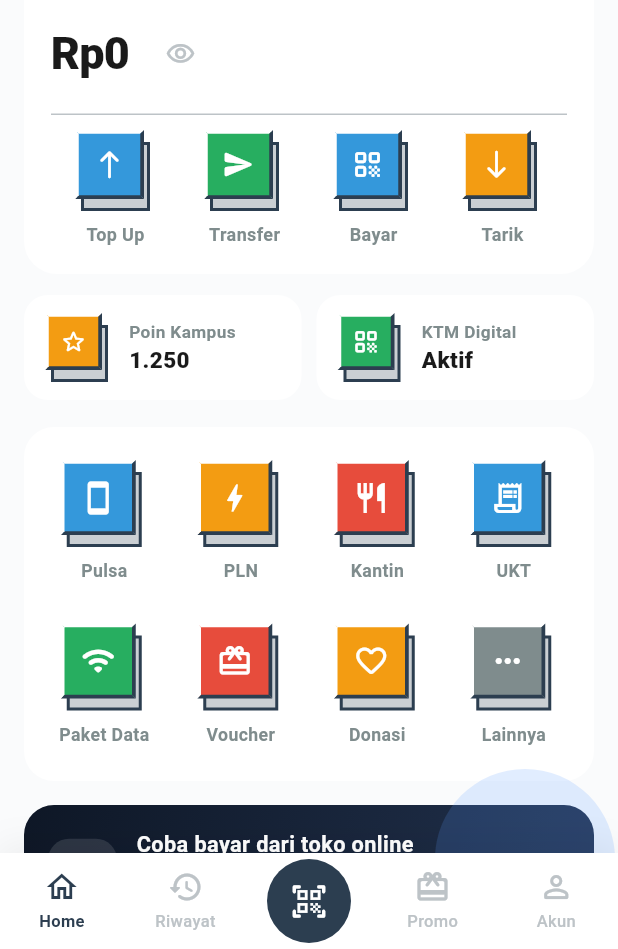
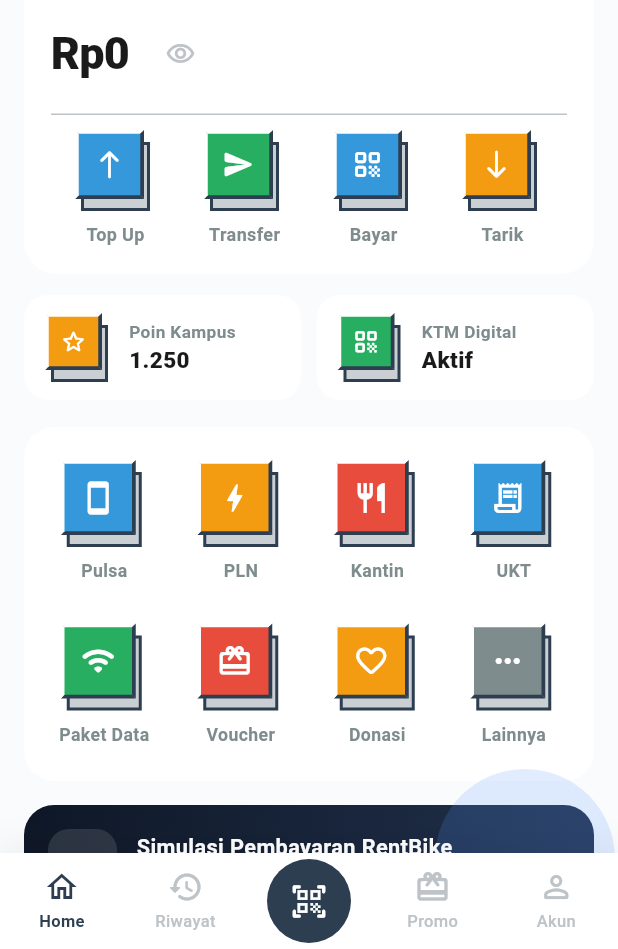
Before and after one commit to indra1nkuss/UASFE_1123150032, a Flutter app: the HomePage screen opened by its route, on a phone screen of 412 x 824 dp, the part 287-1236 px from its top. Run offline on Flutter 3.47's test engine with Material 3 defaults, Android fonts, the phone set to English and light mode, and no system bars; our stand-ins replace app_links, dio, equatable, firebase_auth, firebase_core, flutter_bloc and 5 more; missing offline and left inert: mobile_scanner; accounts and stored records are empty; network calls fail; Roboto replaces fonts that are missing (PlusJakartaSans).

Commit message:
Mengubah salinan tulisan pada *banner* promosi dari Coba bayar dari toko online menjadi Simulasi Pembayaran RentBike, agar konsisten dengan halaman *checkout* yang disimulasikan.

```diff
--- a/lib/presentation/pages/home/home_page.dart
+++ b/lib/presentation/pages/home/home_page.dart
@@ -7,7 +7,6 @@ import '../../../core/utils/currency_formatter.dart';
 import '../../../domain/entities/transaction_entity.dart';
 import '../../blocs/account/account_bloc.dart';
 import '../../blocs/auth/auth_bloc.dart';
-import '../../widgets/app_avatar.dart';
 import '../../widgets/app_logo.dart';
 import '../../widgets/feature_icon.dart';
 import '../../widgets/transaction_row.dart';
@@ -33,10 +32,6 @@ class _HomePageState extends State<HomePage> {
   Widget build(BuildContext context) {
     return BlocBuilder<AuthBloc, AuthState>(
       builder: (context, authState) {
-        final user = authState is AuthAuthenticated ? authState.user : null;
-        final firstName = user?.firstName ?? 'Kamu';
-        final fullName = user?.name ?? 'User';
-
         return Scaffold(
           backgroundColor: AppColors.bg,
           body: BlocBuilder<AccountBloc, AccountState>(
@@ -396,7 +391,7 @@ class _HomePageState extends State<HomePage> {
                   child: Column(
                     crossAxisAlignment: CrossAxisAlignment.start,
                     children: [
-                      Text('Coba bayar dari toko online',
+                      Text('Simulasi Pembayaran RentBike',
                           style: TextStyle(
                             fontFamily: 'PlusJakartaSans',
                             fontSize: 14.5,
@@ -404,7 +399,7 @@ class _HomePageState extends State<HomePage> {
                             color: Colors.white,
                           )),
                       SizedBox(height: 2),
-                      Text('Simulasi checkout e-commerce → bayar via DKG',
+                      Text('Sewa sepeda listrik → bayar via DKG',
                           style: TextStyle(
                             fontFamily: 'PlusJakartaSans',
                             fontSize: 12.5,
```
